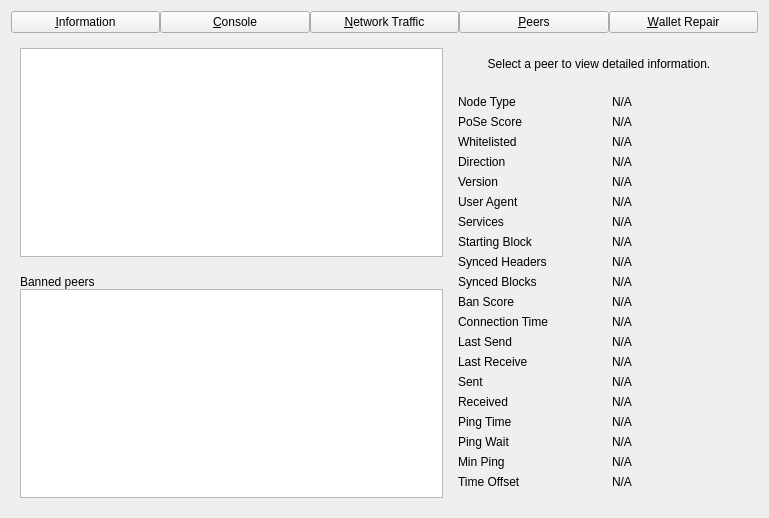
This is src/qt/forms/debugwindow.ui in Raptor3um/raptoreum as Qt 5 draws it before an edit. The edited form follows.
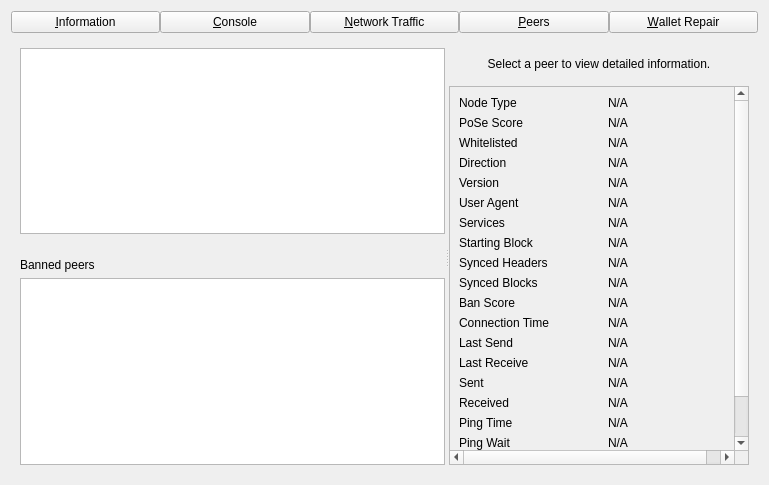
This is the edited form. The open tabs and pages were chosen to show the change. Custom widgets are drawn as their Qt base class.

What changed in the file:
```diff
--- a/src/qt/forms/debugwindow.ui
+++ b/src/qt/forms/debugwindow.ui
@@ -728,17 +728,31 @@
       </layout>
      </widget>
      <widget class="QWidget" name="pagePeers">
-      <layout class="QGridLayout" name="gridLayout_2">
-       <item row="0" column="0" rowspan="2">
-        <layout class="QVBoxLayout" name="verticalLayout_101">
-         <property name="spacing">
-          <number>0</number>
+      <layout class="QVBoxLayout" name="verticalLayout_6">
+       <item>
+        <widget class="QSplitter" name="splitter">
+         <property name="orientation">
+          <enum>Qt::Horizontal</enum>
          </property>
+         <property name="childrenCollapsible">
+          <bool>false</bool>
+         </property>
+         <widget class="QWidget" name="widget_1" native="true">
+          <property name="sizePolicy">
+           <sizepolicy hsizetype="MinimumExpanding" vsizetype="Preferred">
+            <horstretch>1</horstretch>
+            <verstretch>0</verstretch>
+           </sizepolicy>
+          </property>
+          <property name="minimumSize">
+           <size>
+            <width>400</width>
+            <height>0</height>
+           </size>
+          </property>
+          <layout class="QVBoxLayout" name="verticalLayout_7">
          <item>
           <widget class="QTableView" name="peerWidget">
-           <property name="horizontalScrollBarPolicy">
-            <enum>Qt::ScrollBarAsNeeded</enum>
-           </property>
            <property name="tabKeyNavigation">
             <bool>false</bool>
            </property>
@@ -760,7 +774,7 @@
            </property>
            <property name="minimumSize">
             <size>
-             <width>300</width>
+               <width>0</width>
              <height>32</height>
             </size>
            </property>
@@ -789,15 +803,6 @@
          </item>
          <item>
           <widget class="QTableView" name="banlistWidget">
-           <property name="sizePolicy">
-            <sizepolicy hsizetype="Expanding" vsizetype="Expanding">
-             <horstretch>0</horstretch>
-             <verstretch>0</verstretch>
-            </sizepolicy>
-           </property>
-           <property name="horizontalScrollBarPolicy">
-            <enum>Qt::ScrollBarAsNeeded</enum>
-           </property>
            <property name="tabKeyNavigation">
             <bool>false</bool>
            </property>
@@ -810,8 +815,22 @@
           </widget>
          </item>
         </layout>
-       </item>
-       <item row="0" column="1">
+         </widget>
+         <widget class="QWidget" name="widget_2" native="true">
+          <property name="sizePolicy">
+           <sizepolicy hsizetype="Minimum" vsizetype="Preferred">
+            <horstretch>0</horstretch>
+            <verstretch>0</verstretch>
+           </sizepolicy>
+          </property>
+          <property name="minimumSize">
+           <size>
+            <width>300</width>
+            <height>0</height>
+           </size>
+          </property>
+          <layout class="QVBoxLayout" name="verticalLayout_8">
+           <item>
         <widget class="QLabel" name="peerHeading">
          <property name="sizePolicy">
           <sizepolicy hsizetype="Preferred" vsizetype="Minimum">
@@ -842,15 +861,27 @@
          </property>
         </widget>
        </item>
-       <item row="1" column="1">
-        <widget class="QWidget" name="detailWidget" native="true">
+           <item>
+            <widget class="QScrollArea" name="scrollArea">
+             <property name="widgetResizable">
+              <bool>true</bool>
+             </property>
+             <widget class="QWidget" name="detailWidget">
+              <property name="geometry">
+               <rect>
+                <x>0</x>
+                <y>0</y>
+                <width>300</width>
+                <height>426</height>
+               </rect>
+              </property>
          <property name="minimumSize">
           <size>
            <width>300</width>
            <height>0</height>
           </size>
          </property>
-         <layout class="QGridLayout" name="gridLayout_3">
+              <layout class="QGridLayout" name="gridLayout_2" columnminimumwidth="0,10,0">
           <item row="0" column="0">
            <widget class="QLabel" name="label_50">
             <property name="text">
@@ -1314,20 +1345,12 @@
             </property>
            </widget>
           </item>
-          <item row="20" column="1">
-           <spacer name="verticalSpacer_3">
-            <property name="orientation">
-             <enum>Qt::Vertical</enum>
-            </property>
-            <property name="sizeHint" stdset="0">
-             <size>
-              <width>20</width>
-              <height>40</height>
-             </size>
-            </property>
-           </spacer>
-          </item>
-         </layout>
+              </layout>
+             </widget>
+            </widget>
+           </item>
+          </layout>
+         </widget>
         </widget>
        </item>
       </layout>
```
Left out of the diff: 4 changed lines with no effect on the pictures. Lines whose indentation alone changed are shown as unchanged.
